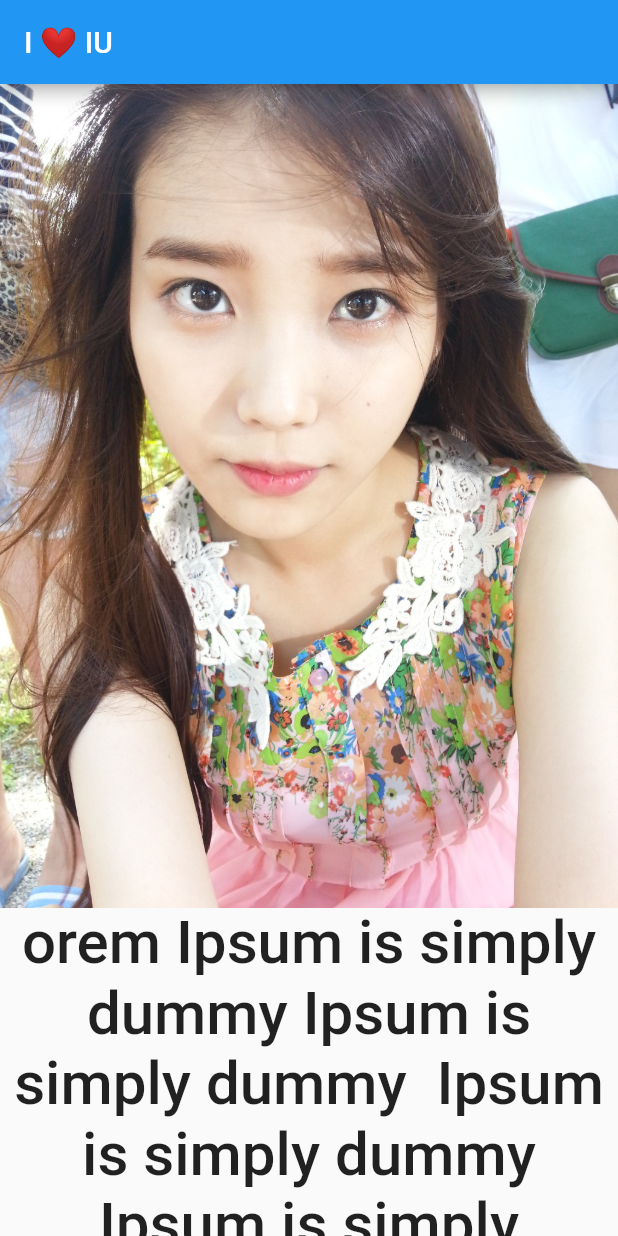
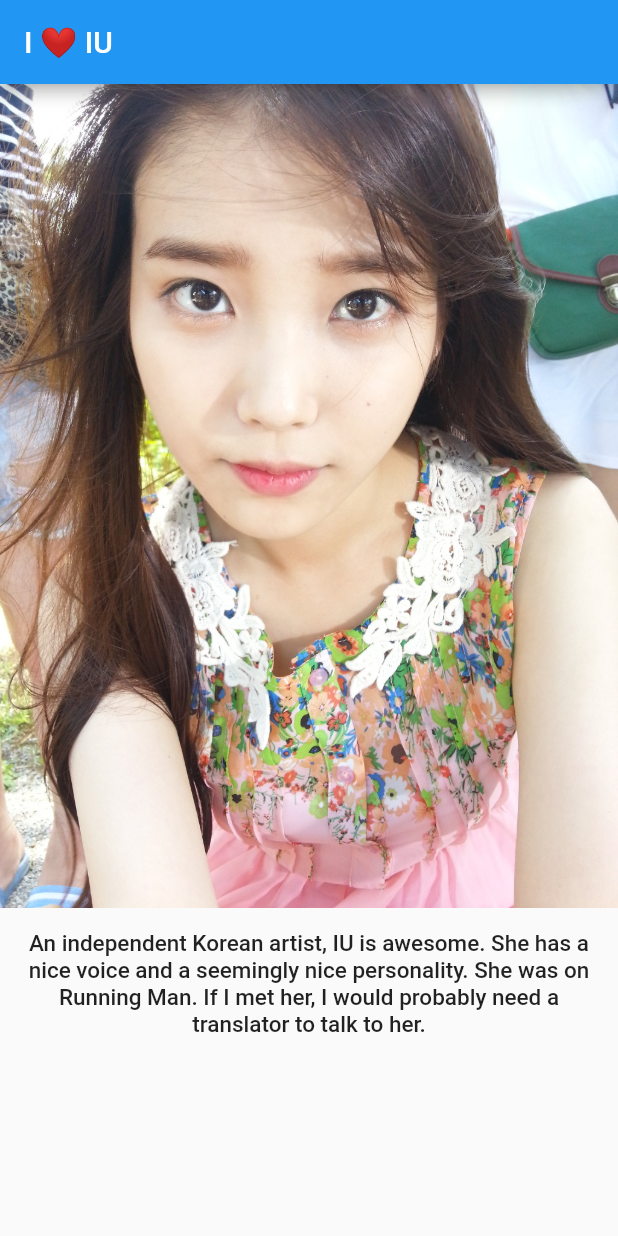
Before and after one commit to OneCodeMan/IU-appreciation-app, a Flutter app: the screen it shows after launch, on a phone screen of 412 x 824 dp. Run offline on Flutter 3.47's test engine with Material 2 defaults, Android fonts, the phone set to English and light mode, and no system bars; missing offline and left inert: carousel.

Commit message:
stable so far.

```diff
--- a/lib/main.dart
+++ b/lib/main.dart
@@ -13,27 +13,28 @@ class IUAppreciationApp extends StatefulWidget {
 
 class IUAppreciationState extends State<IUAppreciationApp> {
 
-  String descriptionText = 'orem Ipsum is simply dummy Ipsum is simply dummy  Ipsum is simply dummy  Ipsum is simply dummy  Ipsum is simply dummy  Ipsum is simply dummy  Ipsum is simply dummy  Ipsum is simply dummy  Ipsum is simply dummy  Ipsum is simply dummy  Ipsum is simply dummy  text of the printing and typesetting industry. Lorem Ipsum has been the industry';
+  String descriptionText = 'An independent Korean artist, IU is awesome. She has a nice voice and a seemingly nice personality. She was on Running Man. If I met her, I would probably need a translator to talk to her.';
 
   @override
   Widget build(BuildContext context) {
     return new MaterialApp(
       home: new Scaffold(
         appBar: new AppBar(
-          title: new Text("I ❤️ IU")
+          title: new Text('I ❤️ IU')
         ),
         body:
           new Container(
-            child: new Column(
+            child: new ListView(
               children: [
                 new Image.asset("images/iu_carousel_1.jpg"),
-                new Text(
-                  descriptionText,
-                  textAlign: TextAlign.center,
-                  style: new TextStyle(fontWeight: FontWeight.w500, fontSize: 40.0),
-
+                new Padding(
+                  padding: new EdgeInsets.all(15.0),
+                    child: new Text(
+                    descriptionText,
+                    textAlign: TextAlign.center,
+                    style: new TextStyle(fontWeight: FontWeight.w500, fontSize: 15.0),
+                  )
                 )
-
               ]
             )
           )
```
